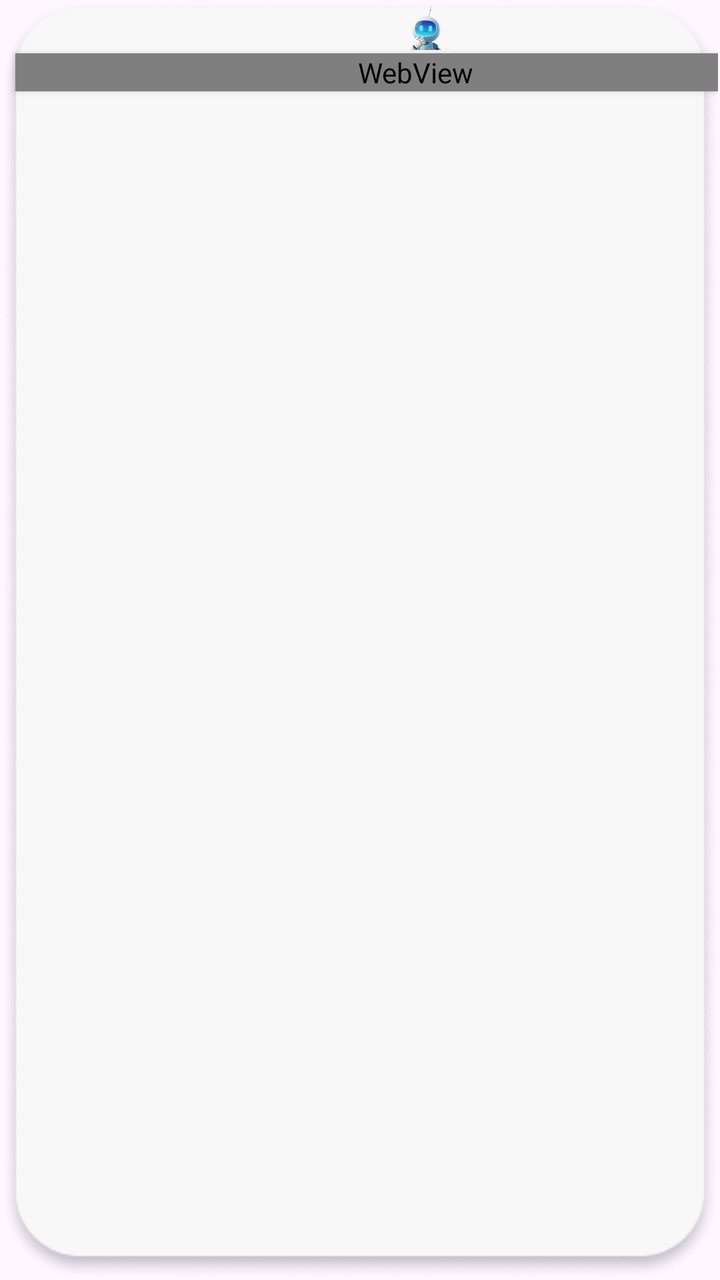
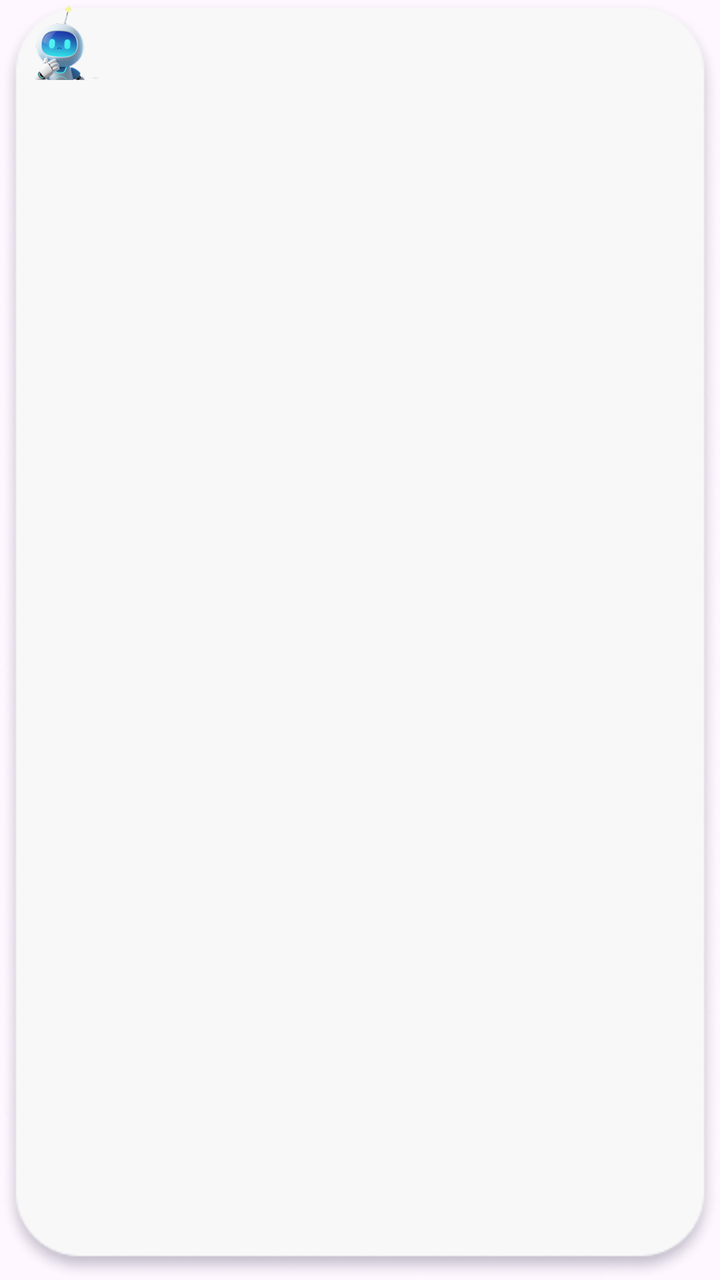

Two renders of the same Android screen: before a commit and after it. Below are the layout's source before the change and the commit's diff.
<!-- AndroidManifest.xml: application theme Theme.AIAgent -->
<!-- res/layout/aiagent_window_layout.xml -->
<?xml version="1.0" encoding="utf-8"?>
<FrameLayout xmlns:android="http://schemas.android.com/apk/res/android"
    android:layout_width="1244px"
    android:layout_height="wrap_content"
    android:id="@+id/myFrameLayout"
    android:background="@drawable/aiagentwindowsmallbg"
    android:scaleType="fitXY"
    android:padding="1dp">
    

    <LinearLayout
        android:layout_width="wrap_content"
        android:layout_height="wrap_content"

        android:id="@+id/aiagentlinearLayout"

        android:orientation="vertical">
        <LinearLayout
            android:layout_width="wrap_content"
            android:layout_height="wrap_content"

            android:id="@+id/tipslayout"
            android:layout_marginLeft="600px"
            android:orientation="horizontal">
            <ImageView
                android:id="@+id/roboticon"
                android:layout_width="72px"
                android:layout_height="72px"

                android:scaleType="fitXY"
                android:src="@drawable/robot"
                android:visibility="visible" />
            <LinearLayout
                android:layout_width="wrap_content"
                android:layout_height="wrap_content"
                android:layout_marginLeft="50px"
                android:layout_marginTop="30px"
                android:id="@+id/inputtextslayout"

                android:orientation="vertical">
                <TextView
                    android:id="@+id/inputtext"
                    android:layout_width="500px"
                    android:layout_height="40px"
                    android:maxLines="1"
                    android:ellipsize="start"
                    android:textColor="#FF000000"
                    android:textSize="20sp"/>

            </LinearLayout>


        </LinearLayout>
        <TextView
            android:id="@+id/proceduer"
            android:layout_width="235px"
            android:layout_height="40px"
            android:textColor="#FF007AFF"
            android:text="qwen3.0生成中..."
            android:visibility="gone"
            android:layout_marginLeft="550px"
            android:textSize="15sp"/>
        <WebView
            android:id="@+id/responseWebView"
            android:layout_width="1200px"
            android:layout_height="wrap_content"
            android:layout_marginLeft="20px"
            android:layout_marginTop="5px"
            android:layout_marginBottom="25px"

            android:elevation="2dp" />
    </LinearLayout>

</FrameLayout>
<!-- resources referenced by this layout -->
<resources>
  <!-- drawable aiagentwindowsmallbg: png bitmap (drawable, 36667 bytes) -->
  <!-- drawable robot: png bitmap (drawable, 20945 bytes) -->
  <style name="Theme.AIAgent" parent="Base.Theme.AIAgent" />
  <style name="Base.Theme.AIAgent" parent="Theme.Material3.DayNight.NoActionBar">
          
          
      </style>
</resources>

<!-- the commit's change to res/layout/aiagent_window_layout.xml (unified diff, before → after) -->
@@ -1,10 +1,15 @@
 <?xml version="1.0" encoding="utf-8"?>
+<RelativeLayout xmlns:android="http://schemas.android.com/apk/res/android"
+    android:layout_width="wrap_content"
+    android:layout_height="wrap_content">
+
 <FrameLayout xmlns:android="http://schemas.android.com/apk/res/android"
-    android:layout_width="1244px"
+    android:layout_width="wrap_content"
     android:layout_height="wrap_content"
     android:id="@+id/myFrameLayout"
     android:background="@drawable/aiagentwindowsmallbg"
     android:scaleType="fitXY"
+
     android:padding="1dp">
     
 
@@ -15,60 +20,48 @@
         android:id="@+id/aiagentlinearLayout"
 
         android:orientation="vertical">
-        <LinearLayout
-            android:layout_width="wrap_content"
-            android:layout_height="wrap_content"
-
-            android:id="@+id/tipslayout"
-            android:layout_marginLeft="600px"
-            android:orientation="horizontal">
-            <ImageView
-                android:id="@+id/roboticon"
-                android:layout_width="72px"
-                android:layout_height="72px"
-
-                android:scaleType="fitXY"
-                android:src="@drawable/robot"
-                android:visibility="visible" />
-            <LinearLayout
-                android:layout_width="wrap_content"
-                android:layout_height="wrap_content"
-                android:layout_marginLeft="50px"
-                android:layout_marginTop="30px"
-                android:id="@+id/inputtextslayout"
-
-                android:orientation="vertical">
-                <TextView
-                    android:id="@+id/inputtext"
-                    android:layout_width="500px"
-                    android:layout_height="40px"
-                    android:maxLines="1"
-                    android:ellipsize="start"
-                    android:textColor="#FF000000"
-                    android:textSize="20sp"/>
-
-            </LinearLayout>
 
 
-        </LinearLayout>
-        <TextView
-            android:id="@+id/proceduer"
-            android:layout_width="235px"
-            android:layout_height="40px"
-            android:textColor="#FF007AFF"
-            android:text="qwen3.0生成中..."
-            android:visibility="gone"
-            android:layout_marginLeft="550px"
-            android:textSize="15sp"/>
         <WebView
             android:id="@+id/responseWebView"
             android:layout_width="1200px"
             android:layout_height="wrap_content"
             android:layout_marginLeft="20px"
-            android:layout_marginTop="5px"
+            android:layout_marginTop="85px"
             android:layout_marginBottom="25px"
-
+            android:visibility="invisible"
             android:elevation="2dp" />
     </LinearLayout>
 
 </FrameLayout>
+    <ImageView
+        android:id="@+id/roboticon"
+        android:layout_width="120px"
+        android:layout_height="120px"
+        android:layout_marginLeft="30px"
+        android:layout_marginTop="0px"
+
+        android:scaleType="fitXY"
+        android:src="@drawable/robot"
+        android:visibility="visible" />
+    <TextView
+        android:id="@+id/inputtext"
+        android:layout_width="500px"
+        android:layout_height="40px"
+        android:layout_marginLeft="200px"
+        android:layout_marginTop="40px"
+        android:maxLines="1"
+        android:ellipsize="start"
+        android:textColor="#FF000000"
+        android:textSize="20sp"/>
+    <TextView
+        android:id="@+id/proceduer"
+        android:layout_width="235px"
+        android:layout_height="40px"
+        android:layout_marginLeft="200px"
+        android:layout_marginTop="90px"
+        android:textColor="#FF007AFF"
+        android:text="qwen3.0生成中..."
+        android:visibility="gone"
+        android:textSize="15sp"/>
+</RelativeLayout>
